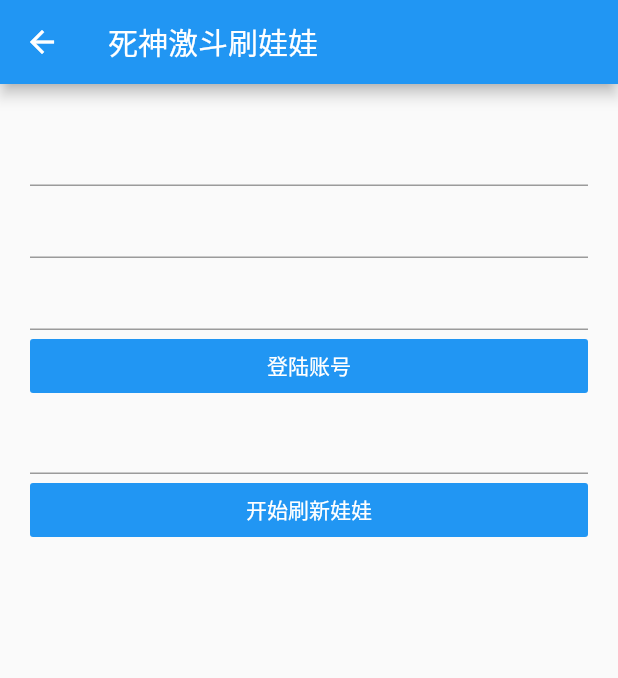
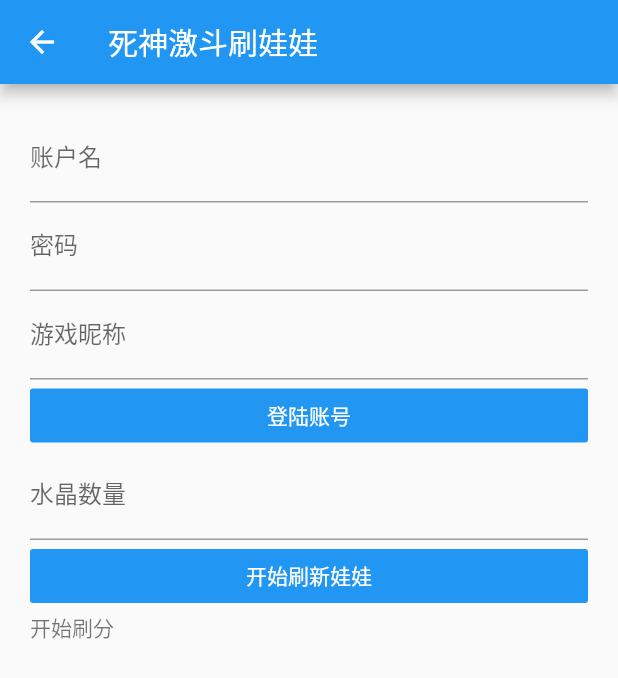
Before and after one commit to openboy2012/Flutter, a Flutter app: the BLGetDollPage screen opened directly, on a phone screen of 412 x 824 dp. Shown: the top 678 px of the screen. Run offline on Flutter 3.47's test engine with Material 2 defaults, Android fonts, the phone set to English and light mode, and no system bars; our stand-ins replace dio.

Commit message:
[CHG] 完成部分页面的拼装

```diff
--- a/flutter_app/lib/BLGetDollPage.dart
+++ b/flutter_app/lib/BLGetDollPage.dart
@@ -1,3 +1,4 @@
+import 'package:flutter/cupertino.dart';
 import 'package:flutter/material.dart';
 import 'package:dio/dio.dart';
 import 'package:flutter_app/APIs/BLApi.dart';
@@ -26,7 +27,10 @@ class BLGetDollPage extends StatefulWidget {
 
 class _BLGetDollPage extends State<BLGetDollPage> {
 
-  String crystalNumber;
+  num crystalNumber;
+  String account;
+  String password;
+  String nickname;
   String _printText = "开始刷分";
   Dio dio;
 
@@ -228,17 +232,47 @@ class _BLGetDollPage extends State<BLGetDollPage> {
     );
   }
 
+  void accountChanged(String account) {
+
+  }
+
+  void passwordChanged(String pwd) {
+
+  }
+
+  void nicknameChanged(String nickName) {
+
+  }
+
+  void crystalNumberChanged(String count) {
+
+  }
+
   ListView _listView() {
     return ListView(
       padding: EdgeInsets.all(20),
       children: [
-        TextField(),
-        TextField(),
-        TextField(),
+        TextField(
+          onChanged: accountChanged,
+          decoration:
+          InputDecoration(labelText: '账户名'),),
+        TextField(
+          obscureText: true,
+          onChanged: passwordChanged,
+          decoration:
+          InputDecoration(labelText: '密码'),
+        ),
+        TextField(
+          onChanged:nicknameChanged,
+          decoration:
+          InputDecoration(labelText: '游戏昵称'),),
         loginFlatButton(),
-        // Text(crystalNumber),
-        TextField(),
+        TextField(
+          onChanged: crystalNumberChanged,
+          decoration:
+          InputDecoration(labelText: '水晶数量'),),
         getDollFlatButton(),
+        Text(_printText, style: TextStyle(color: Colors.black54),),
       ],
     );
   }
```
Also changed, not shown: flutter_app/lib/SecondPage.dart (+9 -3 lines).
